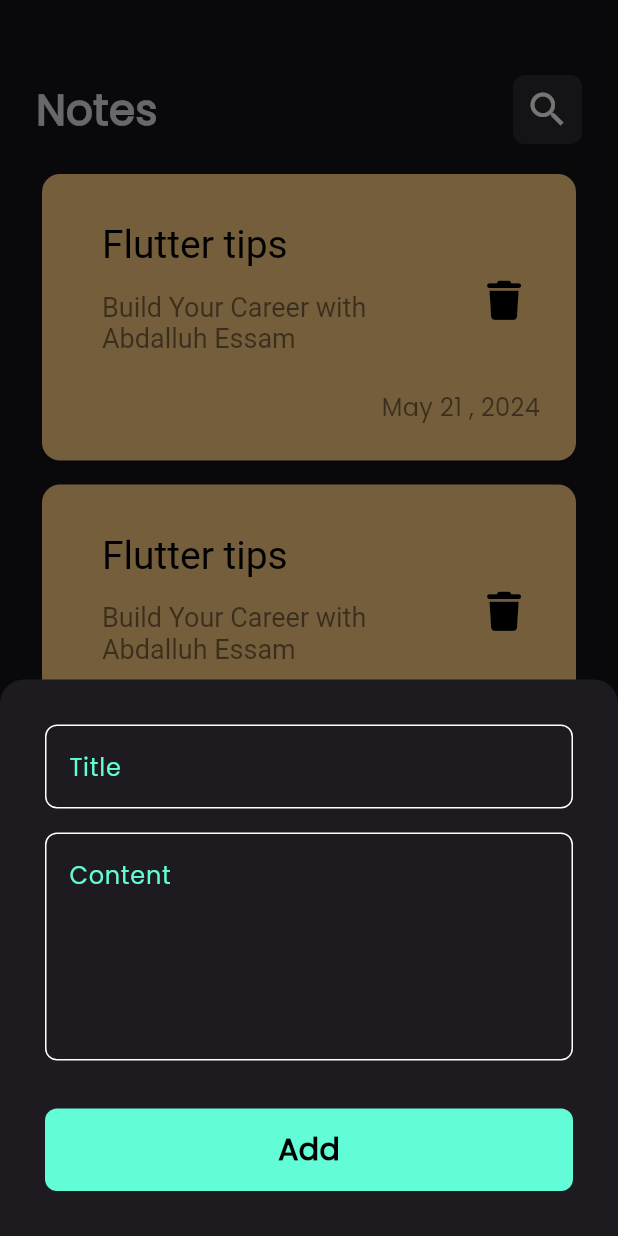
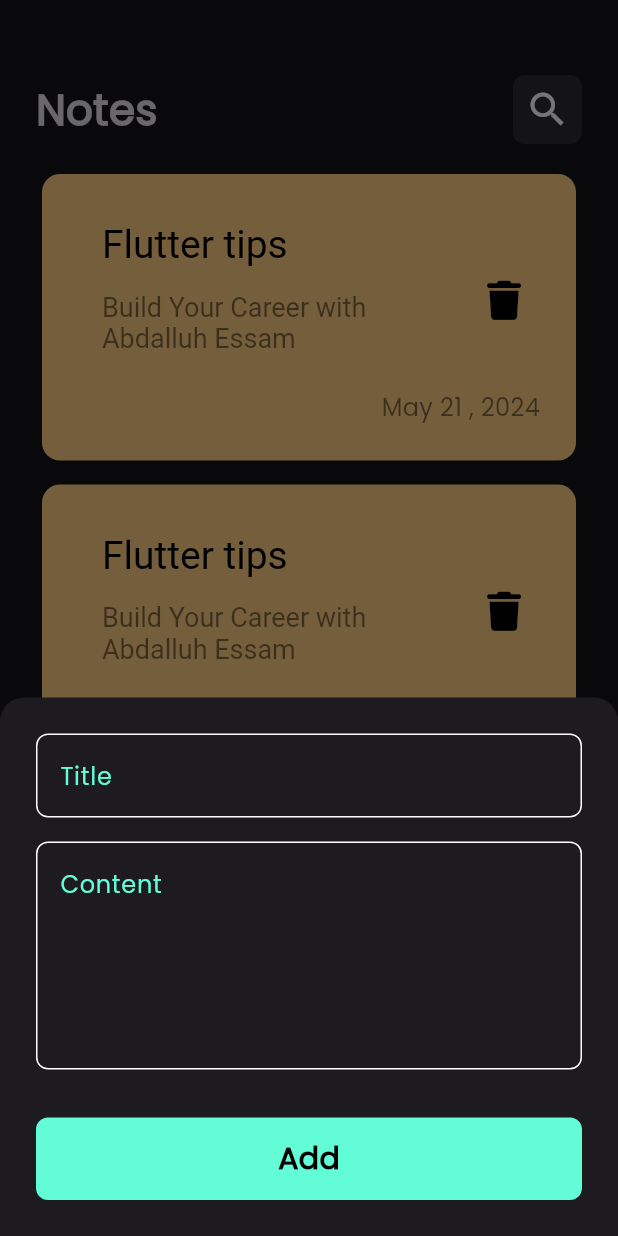
Before and after one commit to AbdalluhEssam/note_app, a Flutter app: the screen it shows after launch, after a tap on the "add" icon, on a phone screen of 412 x 824 dp. Run offline on Flutter 3.47's test engine with Material 3 defaults, Android fonts, the phone set to English and light mode, and no system bars; drawn by our look-alikes of modal_progress_hud_nsn; our stand-ins replace bloc, flutter_bloc, font_awesome_flutter, hive, hive_flutter; accounts and stored records are empty.

Commit message:
Create Notes State

```diff
--- /dev/null
+++ b/lib/cubits/notes_cubit/notes_cubit.dart
@@ -0,0 +1,10 @@
+import 'package:bloc/bloc.dart';
+import 'package:meta/meta.dart';
+
+import '../../models/note_model.dart';
+
+part 'notes_state.dart';
+
+class NotesCubit extends Cubit<NotesState> {
+  NotesCubit() : super(NotesInitial());
+}
--- /dev/null
+++ b/lib/cubits/notes_cubit/notes_state.dart
@@ -0,0 +1,20 @@
+part of 'notes_cubit.dart';
+
+@immutable
+sealed class NotesState {}
+
+class NotesInitial extends NotesState {}
+
+class NotesLoading extends NotesState {}
+
+class NotesSuccess extends NotesState {
+  final List<NoteModel> notes;
+
+  NotesSuccess({required this.notes});
+}
+
+class NotesFailure extends NotesState {
+  final String message;
+
+  NotesFailure({required this.message});
+}
--- a/lib/views/notes_view.dart
+++ b/lib/views/notes_view.dart
@@ -13,10 +13,11 @@ class NotesView extends StatelessWidget {
         backgroundColor: Colors.green,
         onPressed: () {
           showModalBottomSheet(
+            isScrollControlled: true,
             shape: const RoundedRectangleBorder(
                 borderRadius: BorderRadius.vertical(top: Radius.circular(16))),
             context: context,
-            builder: (context) =>  AddNoteBottomSheet(),
+            builder: (context) =>  const AddNoteBottomSheet(),
           );
         },
         child: const Icon(Icons.add),
--- a/lib/views/widgets/add_note_bottom_sheet.dart
+++ b/lib/views/widgets/add_note_bottom_sheet.dart
@@ -1,6 +1,5 @@
 import 'package:flutter/material.dart';
 import 'package:flutter_bloc/flutter_bloc.dart';
-import 'package:modal_progress_hud_nsn/modal_progress_hud_nsn.dart';
 import 'package:note_app/cubits/add_note_cubit/add_note_cubit.dart';
 import 'add_note_form.dart';
 
@@ -25,11 +24,15 @@ class AddNoteBottomSheet extends StatelessWidget {
           }
         },
         builder: (context, state) {
-          return ModalProgressHUD(
-            inAsyncCall: state is AddNoteLoading ? true : false,
-            child: const Padding(
-              padding: EdgeInsets.all(30),
-              child: SingleChildScrollView(
+          return AbsorbPointer(
+            absorbing: state is AddNoteLoading ? true : false,
+            child: Padding(
+              padding: EdgeInsets.only(
+                  left: 24,
+                  right: 24,
+                  top: 24,
+                  bottom: MediaQuery.of(context).viewInsets.bottom),
+              child: const SingleChildScrollView(
                 child: AddNoteForm(),
               ),
             ),
--- a/lib/views/widgets/add_note_form.dart
+++ b/lib/views/widgets/add_note_form.dart
@@ -47,7 +47,9 @@ class _AddNoteFormState extends State<AddNoteForm> {
           const SizedBox(
             height: 32,
           ),
-          CustomButton(
+          BlocBuilder<AddNoteCubit, AddNoteState>(
+            builder: (context, state) {
+              return CustomButton(
                 onTap: () {
                   if (formKey.currentState!.validate()) {
                     formKey.currentState!.save();
@@ -66,7 +68,14 @@ class _AddNoteFormState extends State<AddNoteForm> {
                   }
                 },
                 text: "Add",
-          )
+                isLoading: state is AddNoteLoading,
+              );
+
+            },
+          ),
+          const SizedBox(
+            height: 24,
+          ),
         ],
       ),
     );
--- a/lib/views/widgets/custom_button.dart
+++ b/lib/views/widgets/custom_button.dart
@@ -3,10 +3,12 @@ import 'package:flutter/material.dart';
 import '../../constants.dart';
 
 class CustomButton extends StatelessWidget {
-  const CustomButton({super.key, required this.text, this.onTap});
+  const CustomButton(
+      {super.key, required this.text, this.onTap, this.isLoading = false});
 
   final String text;
   final void Function()? onTap;
+  final bool isLoading;
 
   @override
   Widget build(BuildContext context) {
@@ -18,7 +20,15 @@ class CustomButton extends StatelessWidget {
         decoration: BoxDecoration(
             color: kPrimaryColor, borderRadius: BorderRadius.circular(8)),
         child: Center(
-          child: Text(
+          child: isLoading
+              ? const SizedBox(
+                  height: 25,
+                  width: 25,
+                  child: CircularProgressIndicator(
+                    color: Colors.black,
+                  ),
+                )
+              : Text(
                   text,
                   style: const TextStyle(
                     color: Colors.black,
```
Lines whose indentation alone changed are shown as unchanged.
